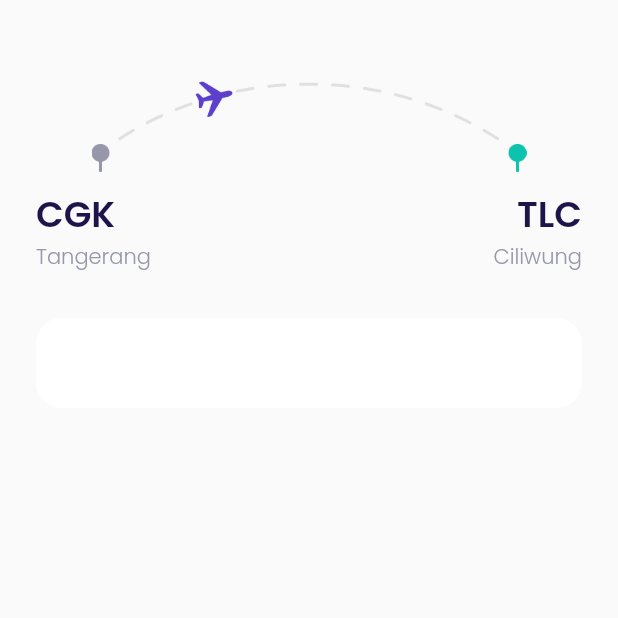
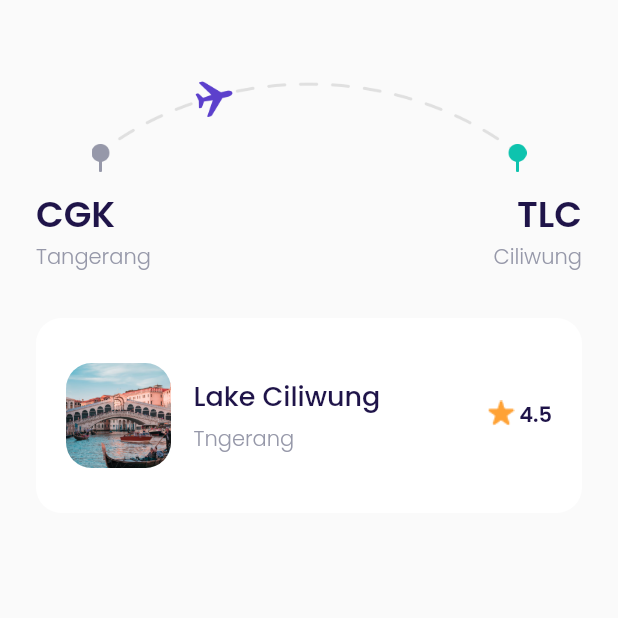
Before and after one commit to al-chakim/FlyPlane, a Flutter app: the CheckOut screen opened directly, on a phone screen of 412 x 824 dp, the top half of it. Run offline on Flutter 3.47's test engine with Material 2 defaults, Android fonts, the phone set to English and light mode, and no system bars; our stand-ins replace google_fonts.

Commit message:
des tile check out

```diff
--- a/plane/lib/ui/pages/chekout_page.dart
+++ b/plane/lib/ui/pages/chekout_page.dart
@@ -80,6 +80,69 @@ class CheckOut extends StatelessWidget {
         color: putih,
         borderRadius: BorderRadius.circular(defaultRadius)
       ),
+      child:  Row(
+        children: [
+
+          //NOTE: destination tile
+          Container(
+            height: 70,
+            width: 70,
+            margin: EdgeInsets.only(right: 15),
+            decoration: BoxDecoration(
+              borderRadius: BorderRadius.circular(defaultRadius),
+              image: DecorationImage(
+                fit: BoxFit.cover,
+                image: AssetImage(
+                  'assets/des1.png'
+                )
+              )
+            )
+          ),
+          Expanded(
+            child: Column(
+              crossAxisAlignment: CrossAxisAlignment.start,
+              children: [
+                Text(
+                  'Lake Ciliwung',
+                  style: blackTextStyle.copyWith(
+                    fontSize: 18,
+                    fontWeight: medium
+                  ),
+                ),
+                SizedBox(height: 5,),
+                Text(
+                  'Tngerang',
+                  style: greyTextStyle.copyWith(
+                    fontWeight: light,
+                  ),
+                ),
+              ],
+            ),
+          ),
+          Row(
+          mainAxisAlignment: MainAxisAlignment.center,
+          crossAxisAlignment: CrossAxisAlignment.start,
+            children: [
+              Container(
+                height: 18,
+                width: 18,
+                decoration: BoxDecoration(
+                  image: DecorationImage(
+                    image: AssetImage('assets/star.png')
+                  )
+                ),
+              ),
+              SizedBox(width: 3,),
+              Text(
+                '4.5',
+                style: blackTextStyle.copyWith(
+                  fontWeight: semibold
+                ),
+              )
+            ],
+          ),
+        ],
+      ),
     );
   }
 
```
